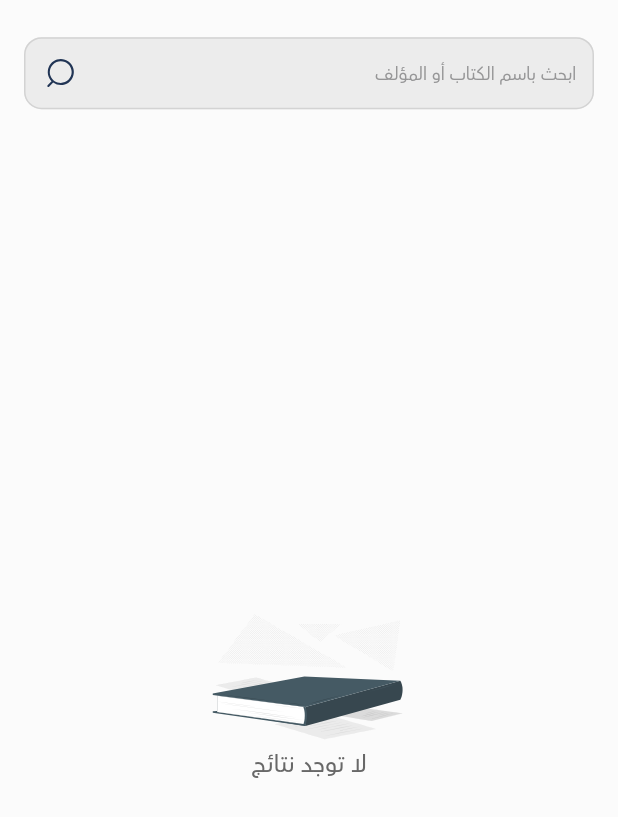
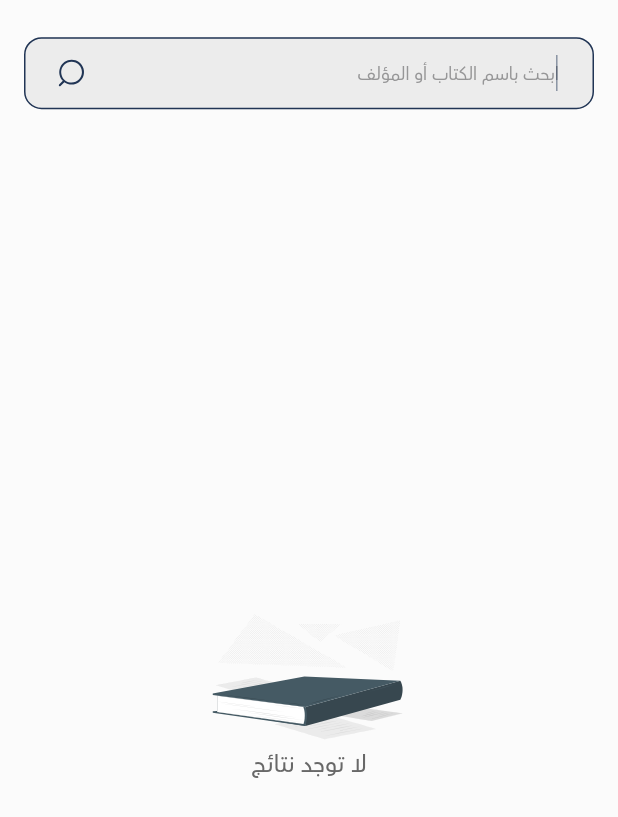
Before and after one commit to AhmadMahdaly/Biblio_App, a Flutter app: the BookSearchScreen screen opened directly, on a phone screen of 412 x 824 dp. Shown: the top 817 px of the screen. Run offline on Flutter 3.47's test engine with Material 3 defaults, Android fonts, the light colour scheme and no system bars; our stand-ins replace animate_do, animated_text_kit, bloc, cached_network_image, carousel_slider, connectivity_plus and 9 more; missing offline and left inert: flutter_verification_code, mobkit_dashed_border; accounts and stored records are empty.

Commit message:
Improve (search screen) layout and functionality:
Refactor the search functionality in the BookSearchScreen to enhance the user experience.
Adjust the padding and margins for better aesthetics, and enable autofocus on the search field.
Additionally, remove redundant argument values in the Supabase query for clarity.
Commented-out code for navigation has been retained for future use.

```diff
--- a/lib/screens/search/search_screen.dart
+++ b/lib/screens/search/search_screen.dart
@@ -35,8 +35,10 @@ class _BookSearchScreenState extends State<BookSearchScreen> {
         return;
       }
 
+      // ignore: avoid_redundant_argument_values
       final response = await supabase.from('books').select('*').or(
-          'title.ilike.%$query%,author.ilike.%$query%'); // بحث في العنوان أو المؤلف
+            'title.ilike.%$query%,author.ilike.%$query%',
+          ); // بحث في العنوان أو المؤلف
 
       setState(() {
         books = response;
@@ -56,9 +58,18 @@ class _BookSearchScreenState extends State<BookSearchScreen> {
       appBar: AppBar(
         automaticallyImplyLeading: false,
         toolbarHeight: 100.sp,
+        // leading: InkWell(
+        //   onTap: () => Navigator.pop(context),
+        //   child: Icon(
+        //     Icons.close,
+        //     size: 22.sp,
+        //     color: kMainColor,
+        //   ),
+        // ),
         title: TextField(
           onChanged: searchBooks,
           controller: searchController,
+          autofocus: true,
           cursorWidth: 0.5.sp,
           cursorColor: kMainColor,
           decoration: InputDecoration(
@@ -70,7 +81,7 @@ class _BookSearchScreenState extends State<BookSearchScreen> {
             ),
             filled: true,
             fillColor: const Color(0xFFECECEC),
-            contentPadding: EdgeInsets.all(8.sp),
+            contentPadding: EdgeInsets.symmetric(horizontal: 20.sp),
             border: border(),
             enabledBorder: border(),
             focusedBorder: OutlineInputBorder(
@@ -82,8 +93,8 @@ class _BookSearchScreenState extends State<BookSearchScreen> {
             suffixIcon: InkWell(
               onTap: () => searchBooks(searchController.text),
               child: Container(
-                margin: EdgeInsets.all(8.sp),
-                padding: EdgeInsets.all(5.sp),
+                margin: EdgeInsets.symmetric(horizontal: 16.sp),
+                padding: EdgeInsets.symmetric(horizontal: 5.sp),
                 width: 32.sp,
                 height: 32.sp,
                 decoration: BoxDecoration(
```
